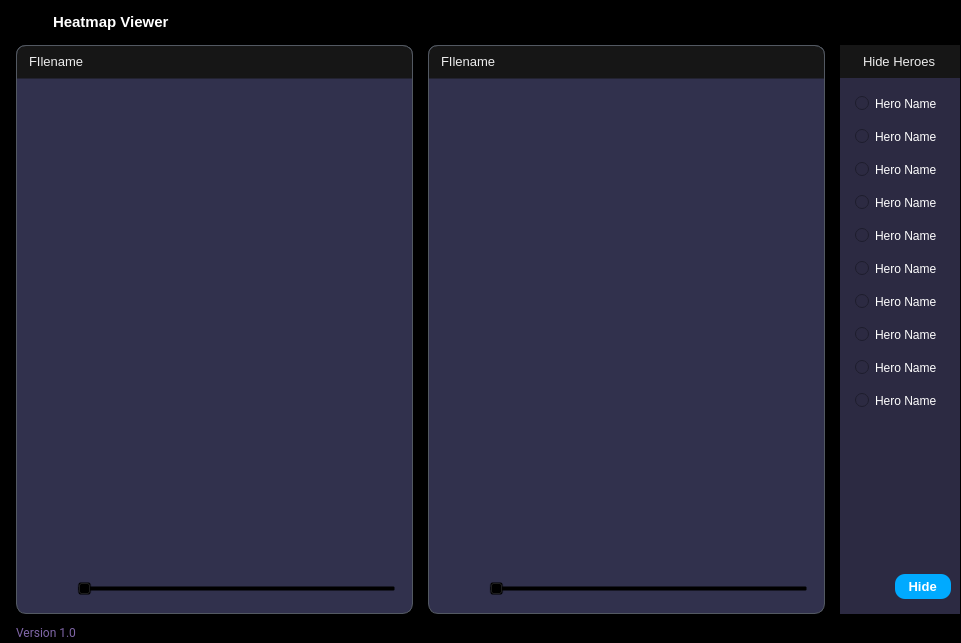
The window that ui/pages/hmap_viewer.ui (elian-olbz/mlbb-drafting-and-simulation-tools) describes before a commit, drawn with Qt 5.
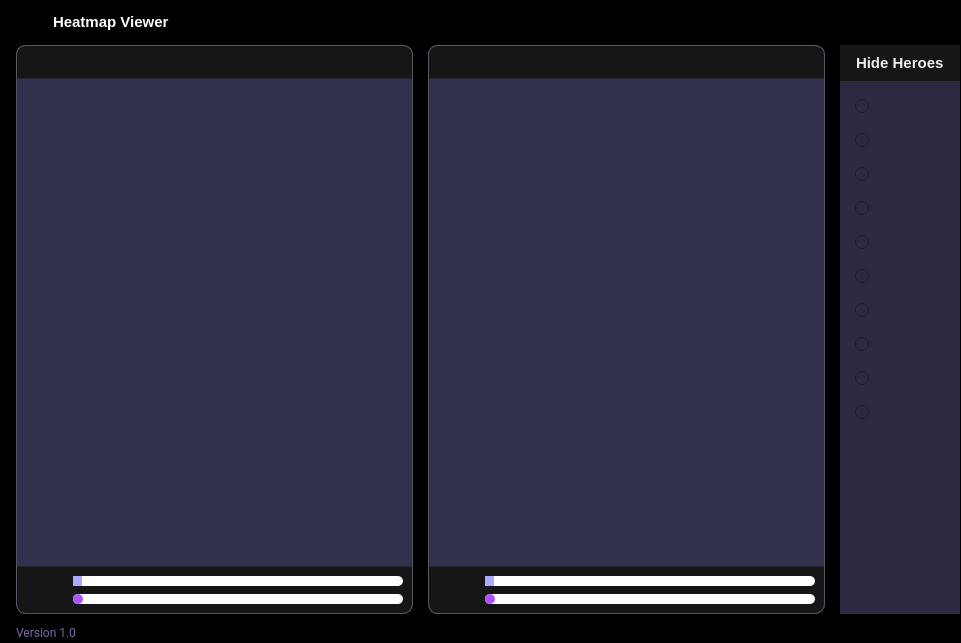
The same window after the commit. Icons and pictures are not drawn.

Commit message: working: progress bar, radio buttons. almost polished

The edit to the form file:
```diff
--- a/ui/pages/hmap_viewer.ui
+++ b/ui/pages/hmap_viewer.ui
@@ -586,7 +586,48 @@
                             </size>
                            </property>
                            <property name="styleSheet">
-                            <string notr="true"/>
+                            <string notr="true">
+QProgressBar
+{
+background-color: rgb(255, 255, 255);
+border-radius: 5px;
+color: transparent;
+}
+QProgressBar::chunk 
+{
+background-color: rgb(170, 170, 255);
+border-radius: 5px;
+} 
+/*//////////////////////////////////////////////////////////////////////////////////////////////////////////*/
+
+QSlider {
+    min-height: 10px;
+}
+
+QSlider::groove:horizontal {
+    border: 0px;
+    background: white;
+    height: 10px;
+    border-radius: 5px;
+}
+
+QSlider::handle {
+	background-color: rgb(170, 85, 255);
+    height: 10px;
+    width: 10px;
+    border-radius: 5px;
+}
+
+QSlider::sub-page:horizontal {
+    
+	background-color: rgb(170, 170, 255);
+    border-top-left-radius: 5px;
+    border-bottom-left-radius: 5px;
+}
+
+QRangeSlider {
+    qproperty-barColor: qlineargradient(x1:0, y1:0, x2:1, y2:1, stop:0 #227, stop:1 #77a);
+}</string>
                            </property>
                            <layout class="QHBoxLayout" name="horizontalLayout" stretch="4,4,0">
                             <property name="spacing">
@@ -663,8 +704,13 @@
                                   </property>
                                   <item>
                                    <widget class="QLabel" name="vid_name">
+                                    <property name="font">
+                                     <font>
+                                      <pointsize>9</pointsize>
+                                     </font>
+                                    </property>
                                     <property name="text">
-                                     <string>&lt;html&gt;&lt;head/&gt;&lt;body&gt;&lt;p&gt;&lt;span style=&quot; font-size:10pt; color:#ececec;&quot;&gt;FIlename&lt;/span&gt;&lt;/p&gt;&lt;/body&gt;&lt;/html&gt;</string>
+                                     <string>&lt;html&gt;&lt;head/&gt;&lt;body&gt;&lt;p&gt;&lt;span style=&quot; font-size:10pt; color:#ececec;&quot;/&gt;&lt;/p&gt;&lt;/body&gt;&lt;/html&gt;</string>
                                     </property>
                                    </widget>
                                   </item>
@@ -725,17 +771,68 @@
                                     </property>
                                    </widget>
                                   </item>
+                                 </layout>
+                                </widget>
+                               </item>
+                               <item>
+                                <widget class="QFrame" name="frame_8">
+                                 <property name="styleSheet">
+                                  <string notr="true">QFrame #frame_8{
+background-color: rgb(22, 22, 22);
+border-bottom-left-radius:10px;
+border-bottom-right-radius:10px;
+border: 1px solid;
+border-color: rgb(83, 89, 98);
+border-top-color: transparent;
+}</string>
+                                 </property>
+                                 <property name="frameShape">
+                                  <enum>QFrame::StyledPanel</enum>
+                                 </property>
+                                 <property name="frameShadow">
+                                  <enum>QFrame::Raised</enum>
+                                 </property>
+                                 <layout class="QHBoxLayout" name="horizontalLayout_6">
+                                  <property name="spacing">
+                                   <number>0</number>
+                                  </property>
+                                  <property name="leftMargin">
+                                   <number>4</number>
+                                  </property>
+                                  <property name="bottomMargin">
+                                   <number>6</number>
+                                  </property>
+                                  <item alignment="Qt::AlignLeft">
+                                   <widget class="QPushButton" name="video_play_btn">
+                                    <property name="toolTip">
+                                     <string>Start</string>
+                                    </property>
+                                    <property name="text">
+                                     <string/>
+                                    </property>
+                                    <property name="icon">
+                                     <iconset resource="../rsc.qrc">
+                                      <normaloff>:/icons/icons/play.svg</normaloff>:/icons/icons/play.svg</iconset>
+                                    </property>
+                                    <property name="iconSize">
+                                     <size>
+                                      <width>22</width>
+                                      <height>22</height>
+                                     </size>
+                                    </property>
+                                   </widget>
+                                  </item>
                                   <item>
-                                   <widget class="QFrame" name="frame_8">
+                                   <widget class="QFrame" name="frame_4">
                                     <property name="frameShape">
                                      <enum>QFrame::StyledPanel</enum>
                                     </property>
                                     <property name="frameShadow">
                                      <enum>QFrame::Raised</enum>
                                     </property>
-                                    <layout class="QHBoxLayout" name="horizontalLayout_8">
+                                    <layout class="QVBoxLayout" name="verticalLayout_8">
                                      <property name="spacing">
-                                      <number>0</number>
+                                      <number>6</number>
                                      </property>
                                      <property name="leftMargin">
                                       <number>0</number>
@@ -744,33 +841,35 @@
                                       <number>0</number>
                                      </property>
                                      <property name="rightMargin">
-                                      <number>8</number>
+                                      <number>0</number>
                                      </property>
                                      <property name="bottomMargin">
-                                      <number>4</number>
+                                      <number>0</number>
                                      </property>
                                      <item>
-                                      <widget class="QPushButton" name="video_play_btn">
-                                       <property name="toolTip">
-                                        <string>Start</string>
-                                       </property>
-                                       <property name="text">
-                                        <string/>
-                                       </property>
-                                       <property name="icon">
-                                        <iconset resource="../rsc.qrc">
-                                         <normaloff>:/icons/icons/play.svg</normaloff>:/icons/icons/play.svg</iconset>
-                                       </property>
-                                       <property name="iconSize">
+                                      <widget class="QProgressBar" name="video_bar">
+                                       <property name="maximumSize">
                                         <size>
-                                         <width>18</width>
-                                         <height>18</height>
+                                         <width>16777215</width>
+                                         <height>10</height>
                                         </size>
                                        </property>
+                                       <property name="styleSheet">
+                                        <string notr="true"/>
+                                       </property>
+                                       <property name="value">
+                                        <number>3</number>
+                                       </property>
                                       </widget>
                                      </item>
                                      <item>
                                       <widget class="QSlider" name="video_slider">
+                                       <property name="minimumSize">
+                                        <size>
+                                         <width>0</width>
+                                         <height>10</height>
+                                        </size>
+                                       </property>
                                        <property name="minimum">
                                         <number>0</number>
                                        </property>
@@ -856,8 +955,13 @@
                                   </property>
                                   <item>
                                    <widget class="QLabel" name="csv_name">
+                                    <property name="font">
+                                     <font>
+                                      <pointsize>9</pointsize>
+                                     </font>
+                                    </property>
                                     <property name="text">
-                                     <string>&lt;html&gt;&lt;head/&gt;&lt;body&gt;&lt;p&gt;&lt;span style=&quot; font-size:10pt; color:#ececec;&quot;&gt;FIlename&lt;/span&gt;&lt;/p&gt;&lt;/body&gt;&lt;/html&gt;</string>
+                                     <string>&lt;html&gt;&lt;head/&gt;&lt;body&gt;&lt;p&gt;&lt;span style=&quot; font-size:10pt; color:#ececec;&quot;/&gt;&lt;/p&gt;&lt;/body&gt;&lt;/html&gt;</string>
                                     </property>
                                    </widget>
                                   </item>
@@ -895,7 +999,22 @@
                                  <property name="frameShadow">
                                   <enum>QFrame::Raised</enum>
                                  </property>
-                                 <layout class="QVBoxLayout" name="verticalLayout_17">
+                                 <layout class="QVBoxLayout" name="verticalLayout_11">
+                                  <property name="spacing">
+                                   <number>0</number>
+                                  </property>
+                                  <property name="leftMargin">
+                                   <number>0</number>
+                                  </property>
+                                  <property name="topMargin">
+                                   <number>0</number>
+                                  </property>
+                                  <property name="rightMargin">
+                                   <number>0</number>
+                                  </property>
+                                  <property name="bottomMargin">
+                                   <number>0</number>
+                                  </property>
                                   <item>
                                    <widget class="QGraphicsView" name="graphics_view">
                                     <property name="sizePolicy">
@@ -929,28 +1048,32 @@
                                   </item>
                                   <item>
                                    <widget class="QFrame" name="frame_10">
+                                    <property name="styleSheet">
+                                     <string notr="true">QFrame #frame_10{
+background-color: rgb(22, 22, 22);
+border-bottom-left-radius:10px;
+border-bottom-right-radius:10px;
+border: 1px solid;
+border-color: rgb(83, 89, 98);
+border-top-color: transparent;
+}</string>
+                                    </property>
                                     <property name="frameShape">
                                      <enum>QFrame::StyledPanel</enum>
                                     </property>
                                     <property name="frameShadow">
                                      <enum>QFrame::Raised</enum>
                                     </property>
-                                    <layout class="QHBoxLayout" name="horizontalLayout_14">
+                                    <layout class="QHBoxLayout" name="horizontalLayout_8">
                                      <property name="spacing">
                                       <number>0</number>
                                      </property>
                                      <property name="leftMargin">
-                                      <number>0</number>
-                                     </property>
-                                     <property name="topMargin">
-                                      <number>0</number>
-                                     </property>
-                                     <property name="rightMargin">
-                                      <number>8</number>
-                                     </property>
-                                     <property name="bottomMargin">
                                       <number>4</number>
                                      </property>
+                                     <property name="bottomMargin">
+                                      <number>6</number>
+                                     </property>
                                      <item>
                                       <widget class="QPushButton" name="hmap_play_btn">
                                        <property name="toolTip">
@@ -965,29 +1088,78 @@
                                        </property>
                                        <property name="iconSize">
                                         <size>
-                                         <width>18</width>
-                                         <height>18</height>
+                                         <width>22</width>
+                                         <height>22</height>
                                         </size>
                                        </property>
                                       </widget>
                                      </item>
                                      <item>
-                                      <widget class="QSlider" name="hmap_slider">
-                                       <property name="minimum">
-                                        <number>0</number>
+                                      <widget class="QFrame" name="frame_7">
+                                       <property name="frameShape">
+                                        <enum>QFrame::StyledPanel</enum>
                                        </property>
-                                       <property name="maximum">
-                                        <number>100</number>
+                                       <property name="frameShadow">
+                                        <enum>QFrame::Raised</enum>
                                        </property>
-                                       <property name="pageStep">
-                                        <number>5</number>
-                                       </property>
-                                       <property name="sliderPosition">
-                                        <number>0</number>
-                                       </property>
-                                       <property name="orientation">
-                                        <enum>Qt::Horizontal</enum>
-                                       </property>
+                                       <layout class="QVBoxLayout" name="verticalLayout_10">
+                                        <property name="spacing">
+                                         <number>6</number>
+                                        </property>
+                                        <property name="leftMargin">
+                                         <number>0</number>
+                                        </property>
+                                        <property name="topMargin">
+                                         <number>0</number>
+                                        </property>
+                                        <property name="rightMargin">
+                                         <number>0</number>
+                                        </property>
+                                        <property name="bottomMargin">
+                                         <number>0</number>
+                                        </property>
+                                        <item>
+                                         <widget class="QProgressBar" name="hmap_bar">
+                                          <property name="maximumSize">
+                                           <size>
+                                            <width>16777215</width>
+                                            <height>10</height>
+                                           </size>
+                                          </property>
+                                          <property name="styleSheet">
+                                           <string notr="true"/>
+                                          </property>
+                                          <property name="value">
+                                           <number>3</number>
+                                          </property>
+                                         </widget>
+                                        </item>
+                                        <item>
+                                         <widget class="QSlider" name="hmap_slider">
+                                          <property name="minimumSize">
+                                           <size>
+                                            <width>0</width>
+                                            <height>10</height>
+                                           </size>
+                                          </property>
+                                          <property name="minimum">
+                                           <number>0</number>
+                                          </property>
+                                          <property name="maximum">
+                                           <number>100</number>
+                                          </property>
+                                          <property name="pageStep">
+                                           <number>5</number>
+                                          </property>
+                                          <property name="sliderPosition">
+                                           <number>0</number>
+                                          </property>
+                                          <property name="orientation">
+                                           <enum>Qt::Horizontal</enum>
+                                          </property>
+                                         </widget>
+                                        </item>
+                                       </layout>
                                       </widget>
                                      </item>
                                     </layout>
@@ -1013,6 +1185,11 @@
                                 <height>16777215</height>
                                </size>
                               </property>
+                              <property name="font">
+                               <font>
+                                <bold>false</bold>
+                               </font>
+                              </property>
                               <property name="styleSheet">
                                <string notr="true">background-color: rgb(44, 42, 66);</string>
                               </property>
@@ -1046,8 +1223,14 @@
                                  <layout class="QVBoxLayout" name="verticalLayout_7">
                                   <item alignment="Qt::AlignHCenter|Qt::AlignVCenter">
                                    <widget class="QLabel" name="label_2">
+                                    <property name="font">
+                                     <font>
+                                      <pointsize>12</pointsize>
+                                      <bold>true</bold>
+                                     </font>
+                                    </property>
                                     <property name="text">
-                                     <string>&lt;html&gt;&lt;head/&gt;&lt;body&gt;&lt;p&gt;&lt;span style=&quot; font-size:10pt; color:#ececec;&quot;&gt;Hide Heroes&lt;/span&gt;&lt;/p&gt;&lt;/body&gt;&lt;/html&gt;</string>
+                                     <string>&lt;html&gt;&lt;head/&gt;&lt;body&gt;&lt;p&gt;&lt;span style=&quot; font-size:11pt; color:#ececec;&quot;&gt;Hide Heroes&lt;/span&gt;&lt;/p&gt;&lt;/body&gt;&lt;/html&gt;</string>
                                     </property>
                                    </widget>
                                   </item>
@@ -1064,7 +1247,7 @@
                                  </property>
                                  <layout class="QVBoxLayout" name="verticalLayout_9">
                                   <property name="spacing">
-                                   <number>10</number>
+                                   <number>12</number>
                                   </property>
                                   <property name="topMargin">
                                    <number>8</number>
@@ -1095,8 +1278,14 @@
                                      </property>
                                      <item>
                                       <widget class="QRadioButton" name="hero_button1">
+                                       <property name="font">
+                                        <font>
+                                         <pointsize>9</pointsize>
+                                         <bold>true</bold>
+                                        </font>
+                                       </property>
                                        <property name="text">
-                                        <string>Hero Name</string>
+                                        <string/>
                                        </property>
                                       </widget>
                                      </item>
@@ -1135,8 +1324,14 @@
                                      </property>
                                      <item>
                                       <widget class="QRadioButton" name="hero_button2">
+                                       <property name="font">
+                                        <font>
+                                         <pointsize>9</pointsize>
+                                         <bold>true</bold>
+                                        </font>
+                                       </property>
                                        <property name="text">
-                                        <string>Hero Name</string>
+                                        <string/>
                                        </property>
                                       </widget>
                                      </item>
@@ -1175,8 +1370,14 @@
                                      </property>
                                      <item>
                                       <widget class="QRadioButton" name="hero_button3">
+                                       <property name="font">
+                                        <font>
+                                         <pointsize>9</pointsize>
+                                         <bold>true</bold>
+                                        </font>
+                                       </property>
                                        <property name="text">
-                                        <string>Hero Name</string>
+                                        <string/>
                                        </property>
                                       </widget>
                                      </item>
@@ -1215,8 +1416,14 @@
                                      </property>
                                      <item>
                                       <widget class="QRadioButton" name="hero_button4">
+                                       <property name="font">
+                                        <font>
+                                         <pointsize>9</pointsize>
+                                         <bold>true</bold>
+                                        </font>
+                                       </property>
                                        <property name="text">
-                                        <string>Hero Name</string>
+                                        <string/>
                                        </property>
                                       </widget>
                                      </item>
@@ -1255,8 +1462,14 @@
                                      </property>
                                      <item>
                                       <widget class="QRadioButton" name="hero_button5">
+                                       <property name="font">
+                                        <font>
+                                         <pointsize>9</pointsize>
+                                         <bold>true</bold>
+                                        </font>
+                                       </property>
                                        <property name="text">
-                                        <string>Hero Name</string>
+                                        <string/>
                                        </property>
                                       </widget>
                                      </item>
@@ -1271,6 +1484,12 @@
                                       <height>0</height>
                                      </size>
                                     </property>
+                                    <property name="font">
+                                     <font>
+                                      <pointsize>10</pointsize>
+                                      <bold>true</bold>
+                                     </font>
+                                    </property>
                                     <property name="styleSheet">
                                      <string notr="true"/>
                                     </property>
@@ -1295,8 +1514,14 @@
                                      </property>
                                      <item>
                                       <widget class="QRadioButton" name="hero_button6">
+                                       <property name="font">
+                                        <font>
+                                         <pointsize>9</pointsize>
+                                         <bold>true</bold>
+                                        </font>
+                                       </property>
                                        <property name="text">
-                                        <string>Hero Name</string>
+                                        <string/>
                                        </property>
                                       </widget>
                                      </item>
@@ -1335,8 +1560,14 @@
                                      </property>
                                      <item>
                                       <widget class="QRadioButton" name="hero_button7">
+                                       <property name="font">
+                                        <font>
+                                         <pointsize>9</pointsize>
+                                         <bold>true</bold>
+                                        </font>
+                                       </property>
                                        <property name="text">
-                                        <string>Hero Name</string>
+                                        <string/>
                                        </property>
                                       </widget>
                                      </item>
@@ -1375,8 +1606,14 @@
                                      </property>
                                      <item>
                                       <widget class="QRadioButton" name="hero_button8">
+                                       <property name="font">
+                                        <font>
+                                         <pointsize>9</pointsize>
+                                         <bold>true</bold>
+                                        </font>
+                                       </property>
                                        <property name="text">
-                                        <string>Hero Name</string>
+                                        <string/>
                                        </property>
                                       </widget>
                                      </item>
@@ -1415,8 +1652,14 @@
                                      </property>
                                      <item>
                                       <widget class="QRadioButton" name="hero_button9">
+                                       <property name="font">
+                                        <font>
+                                         <pointsize>9</pointsize>
+                                         <bold>true</bold>
+                                        </font>
+                                       </property>
                                        <property name="text">
-                                        <string>Hero Name</string>
+                                        <string/>
                                        </property>
                                       </widget>
                                      </item>
@@ -1455,8 +1698,14 @@
                                      </property>
                                      <item>
                                       <widget class="QRadioButton" name="hero_button10">
+                                       <property name="font">
+                                        <font>
+                                         <pointsize>9</pointsize>
+                                         <bold>true</bold>
+                                        </font>
+                                       </property>
                                        <property name="text">
-                                        <string>Hero Name</string>
+                                        <string/>
                                        </property>
                                       </widget>
                                      </item>
@@ -1481,23 +1730,6 @@
                                   <property name="bottomMargin">
                                    <number>6</number>
                                   </property>
-                                  <item alignment="Qt::AlignRight">
-                                   <widget class="QPushButton" name="ok_btn">
-                                    <property name="font">
-                                     <font>
-                                      <pointsize>10</pointsize>
-                                      <bold>true</bold>
-                                     </font>
-                                    </property>
-                                    <property name="styleSheet">
-                                     <string notr="true">background-color: rgb(0, 170, 255);
-border-radius: 10px;</string>
-                                    </property>
-                                    <property name="text">
-                                     <string> Hide </string>
-                                    </property>
-                                   </widget>
-                                  </item>
                                  </layout>
                                 </widget>
                                </item>
```
Left out of the diff: 32 changed lines with no effect on the pictures. The commit also changes 1 other file.
